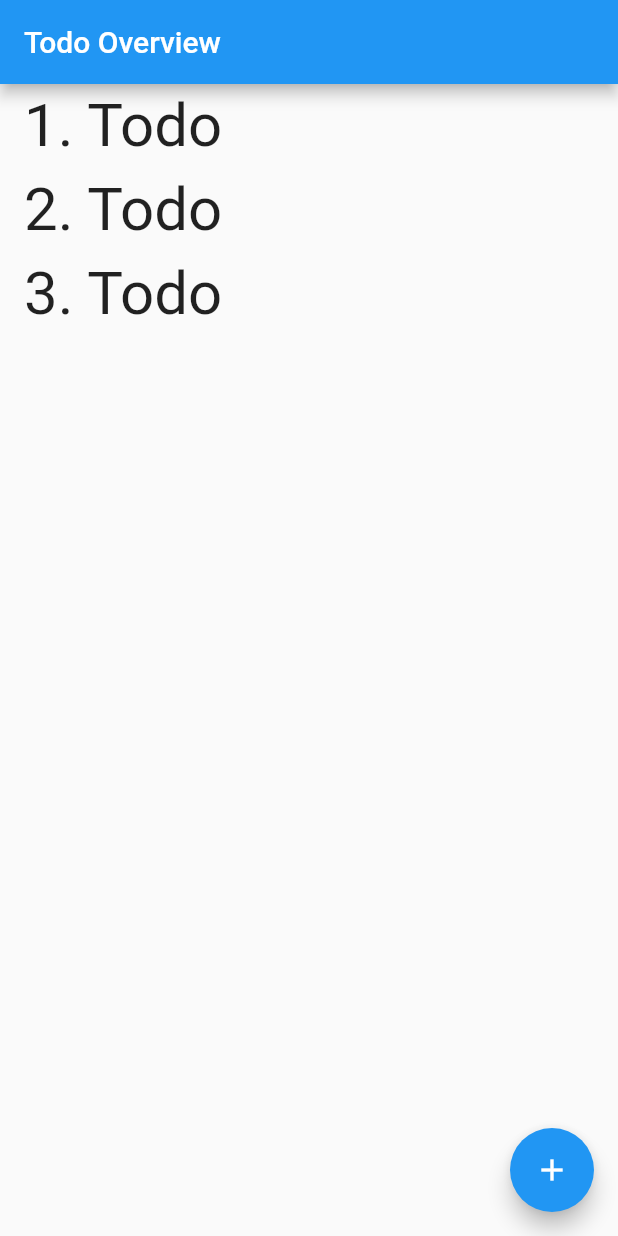
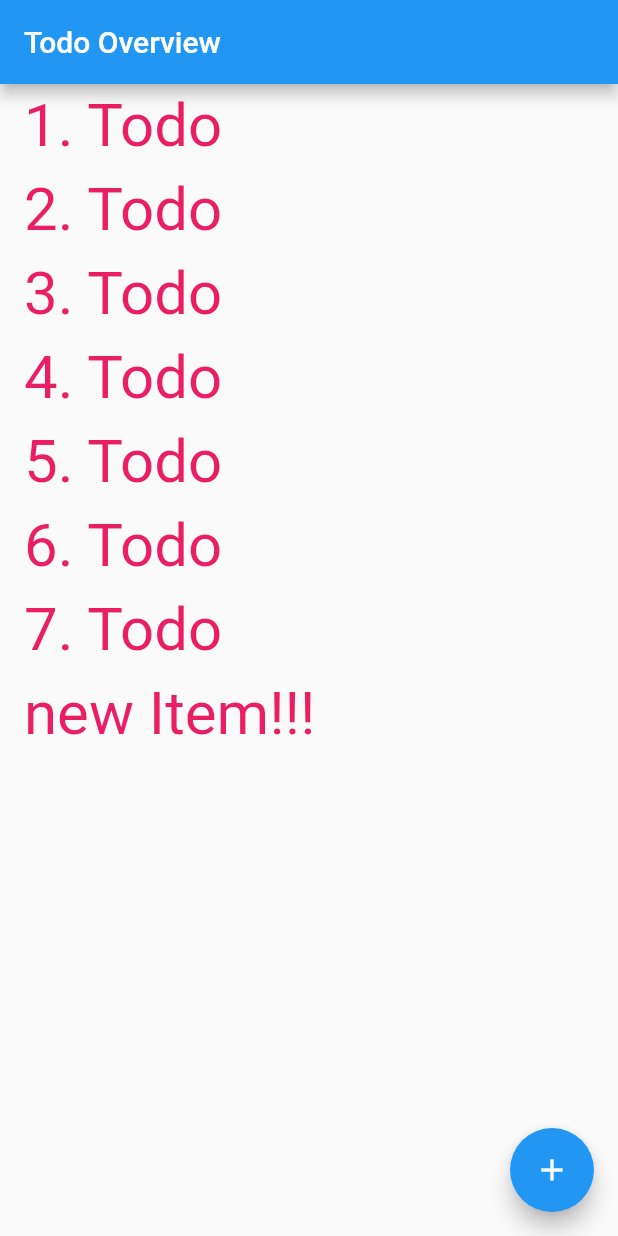
Before and after one commit to lukaszkalnik/Flutter_Todo, a Flutter app: the screen it shows after launch, after a tap on the "add" icon, on a phone screen of 412 x 824 dp. Run offline on Flutter 3.47's test engine with Material 2 defaults, Android fonts, the phone set to English and light mode, and no system bars.

Commit message:
interaction with float button and color

```diff
--- a/lib/main.dart
+++ b/lib/main.dart
@@ -26,9 +26,9 @@ class TodoOverviewPage extends StatefulWidget {
 
 class TodoOverviewPageState extends State<TodoOverviewPage> {
 
-  final List<String> todos = <String>["1. Todo", "2. Todo", "3. Todo"];
+  final List<String> todos = <String>["1. Todo", "2. Todo", "3. Todo", "4. Todo", "5. Todo", "6. Todo", "7. Todo"];
 
-  final TextStyle _biggerFont = const TextStyle(fontSize: 40);
+  final TextStyle _biggerFont = const TextStyle(fontSize: 40, color: Colors.pink);
 
   void _swap(List<String> newTodos) {
     setState(() {
@@ -49,7 +49,11 @@ class TodoOverviewPageState extends State<TodoOverviewPage> {
             return _buldRow(todos[index]);
           }),
       floatingActionButton: FloatingActionButton(
-        onPressed: () {},
+        onPressed: () {
+          setState(() {
+            todos.add("new Item!!!");
+          });
+        },
         tooltip: 'Increment',
         child: Icon(Icons.add),
       ),
@@ -59,6 +63,7 @@ class TodoOverviewPageState extends State<TodoOverviewPage> {
   Widget _buldRow(String todo) => ListTile(
       contentPadding: EdgeInsets.symmetric(horizontal: 16),
       title: Text(todo, style: _biggerFont),
+    onTap: () {print("edit $todo");}
   );
 
 }
```
